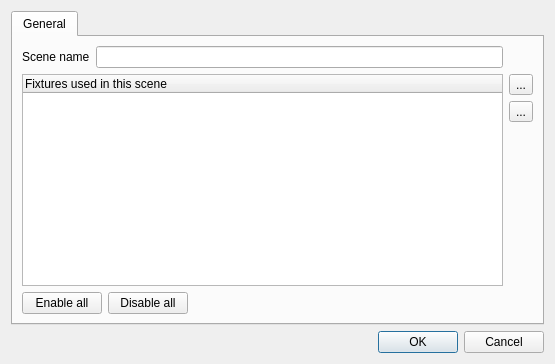
Qt form main/sceneeditor.ui (Andersbakken/qlc) before a commit.
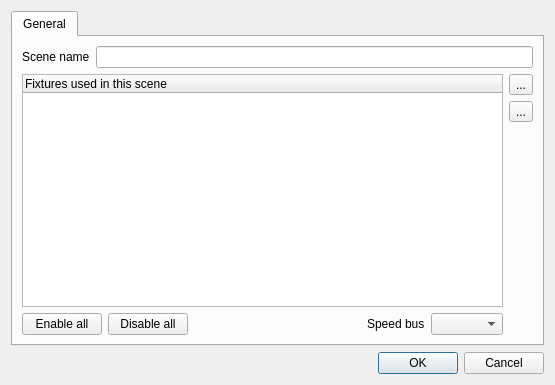
The same form after that commit. Icons and pictures are not drawn.

Commit message: Added bus combos to scene & chaser editors. Unified their looks.

The edit to the form file:
```diff
--- a/main/sceneeditor.ui
+++ b/main/sceneeditor.ui
@@ -6,7 +6,7 @@
     <x>0</x>
     <y>0</y>
     <width>555</width>
-    <height>364</height>
+    <height>385</height>
    </rect>
   </property>
   <property name="windowTitle" >
@@ -30,14 +30,14 @@
          </property>
         </widget>
        </item>
-       <item row="0" column="1" colspan="3" >
+       <item row="0" column="1" colspan="6" >
         <widget class="QLineEdit" name="m_nameEdit" >
          <property name="toolTip" >
           <string>Name of this scene</string>
          </property>
         </widget>
        </item>
-       <item row="1" column="0" colspan="4" >
+       <item rowspan="3" row="1" column="0" colspan="6" >
         <widget class="QTreeWidget" name="m_tree" >
          <property name="alternatingRowColors" >
           <bool>true</bool>
@@ -64,9 +64,7 @@
          </column>
         </widget>
        </item>
-       <item rowspan="2" row="1" column="4" >
-        <layout class="QVBoxLayout" name="verticalLayout" >
-         <item>
+       <item row="1" column="6" >
           <widget class="QToolButton" name="m_addFixtureButton" >
            <property name="toolTip" >
             <string>Add a new fixture to this scene</string>
@@ -86,7 +84,7 @@
            </property>
           </widget>
          </item>
-         <item>
+       <item row="2" column="6" >
           <widget class="QToolButton" name="m_removeFixtureButton" >
            <property name="toolTip" >
             <string>Remove the selected fixture(s) from this scene</string>
@@ -106,7 +104,7 @@
            </property>
           </widget>
          </item>
-         <item>
+       <item rowspan="2" row="3" column="6" >
           <spacer name="verticalSpacer" >
            <property name="orientation" >
             <enum>Qt::Vertical</enum>
@@ -119,9 +117,7 @@
            </property>
           </spacer>
          </item>
-        </layout>
-       </item>
-       <item row="2" column="0" colspan="2" >
+       <item row="4" column="0" colspan="2" >
         <widget class="QPushButton" name="m_enableChannelsButton" >
          <property name="toolTip" >
           <string>Enable all fixtures' channels</string>
@@ -131,7 +127,7 @@
          </property>
         </widget>
        </item>
-       <item row="2" column="2" >
+       <item row="4" column="2" >
         <widget class="QPushButton" name="m_disableChannelsButton" >
          <property name="toolTip" >
           <string>Disable all fixtures' channels</string>
@@ -141,7 +137,7 @@
          </property>
         </widget>
        </item>
-       <item row="2" column="3" >
+       <item row="4" column="3" >
         <spacer name="horizontalSpacer" >
          <property name="orientation" >
           <enum>Qt::Horizontal</enum>
@@ -154,6 +150,16 @@
          </property>
         </spacer>
        </item>
+       <item row="4" column="4" >
+        <widget class="QLabel" name="m_busLabel" >
+         <property name="text" >
+          <string>Speed bus</string>
+         </property>
+        </widget>
+       </item>
+       <item row="4" column="5" >
+        <widget class="QComboBox" name="m_busCombo" />
+       </item>
       </layout>
      </widget>
     </widget>
```
Lines whose indentation alone changed are shown as unchanged. The commit also changes 7 other files.
